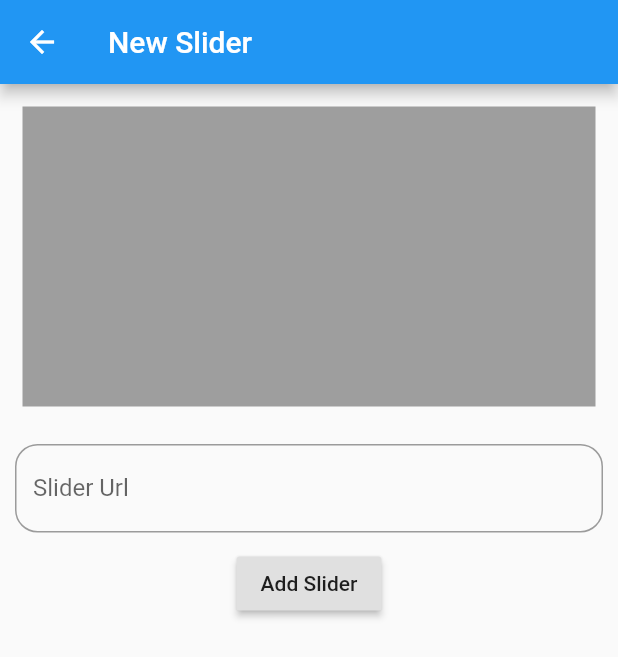
After one commit to shadysamara/wac2_firebase, a Flutter app: the AdminMainPage screen opened directly, after a tap on "ADD SLIDER", on a phone screen of 412 x 824 dp. The commit adds this screen. Shown: the top 657 px of the screen. Run offline on Flutter 3.47's test engine with Material 2 defaults, Android fonts, the light colour scheme and no system bars; our stand-ins replace badges, carousel_slider, cloud_firestore, firebase_auth, firebase_core, firebase_storage and 1 more; accounts and stored records are empty.

Commit message:
provider + firebase2

```diff
--- a/lib/firebase_excersice/admin/admin_main_page.dart
+++ b/lib/firebase_excersice/admin/admin_main_page.dart
@@ -1,6 +1,7 @@
 import 'package:flutter/material.dart';
 import 'package:wac2_firebase/firebase_excersice/admin/ui/add_category_page.dart';
 import 'package:wac2_firebase/firebase_excersice/admin/ui/add_product_page.dart';
+import 'package:wac2_firebase/firebase_excersice/admin/ui/add_slider_page.dart';
 import 'package:wac2_firebase/firebase_excersice/utilities/routers.dart';
 
 class AdminMainPage extends StatelessWidget {
@@ -15,16 +16,42 @@ class AdminMainPage extends StatelessWidget {
         mainAxisAlignment: MainAxisAlignment.center,
         crossAxisAlignment: CrossAxisAlignment.stretch,
         children: [
-          RaisedButton(
+          Container(
+            margin: EdgeInsets.symmetric(horizontal: 20, vertical: 10),
+            height: 60,
+            child: RaisedButton(
+                color: Colors.greenAccent,
+                shape: RoundedRectangleBorder(
+                    borderRadius: BorderRadius.circular(10)),
                 child: Text('ADD PRODUCT'),
                 onPressed: () {
                   AppRouter.router.pushToNewWidget(AddProductPage());
                 }),
-          RaisedButton(
+          ),
+          Container(
+            margin: EdgeInsets.symmetric(horizontal: 20, vertical: 10),
+            height: 60,
+            child: RaisedButton(
+                color: Colors.greenAccent,
+                shape: RoundedRectangleBorder(
+                    borderRadius: BorderRadius.circular(10)),
                 child: Text('ADD CATEGORY'),
                 onPressed: () {
                   AppRouter.router.pushToNewWidget(AddCategoryPage());
                 }),
+          ),
+          Container(
+            margin: EdgeInsets.symmetric(horizontal: 20, vertical: 10),
+            height: 60,
+            child: RaisedButton(
+                color: Colors.greenAccent,
+                shape: RoundedRectangleBorder(
+                    borderRadius: BorderRadius.circular(10)),
+                child: Text('ADD SLIDER'),
+                onPressed: () {
+                  AppRouter.router.pushToNewWidget(AddSliderPage());
+                }),
+          ),
         ],
       ),
     );
--- /dev/null
+++ b/lib/firebase_excersice/admin/ui/add_slider_page.dart
@@ -0,0 +1,56 @@
+import 'package:flutter/material.dart';
+import 'package:provider/provider.dart';
+import 'package:wac2_firebase/firebase_excersice/admin/admin_provider.dart';
+import 'package:wac2_firebase/firebase_excersice/ui/widgets/custom_textfield.dart';
+
+class AddSliderPage extends StatelessWidget {
+  @override
+  Widget build(BuildContext context) {
+    // TODO: implement build
+    return Scaffold(
+      appBar: AppBar(
+        title: Text('New Slider'),
+      ),
+      body: Consumer<AdminProvider>(builder: (context, provider, widget) {
+        return Container(
+          child: SingleChildScrollView(
+            child: Column(
+              children: [
+                GestureDetector(
+                  onTap: () {
+                    provider.selectImage();
+                  },
+                  child: Container(
+                    margin: EdgeInsets.all(15),
+                    height: 200,
+                    width: double.infinity,
+                    child: provider.file == null
+                        ? Container(
+                            color: Colors.grey,
+                          )
+                        : Image.file(
+                            provider.file,
+                            fit: BoxFit.cover,
+                          ),
+                  ),
+                ),
+                CustomTextField(
+                  labelText: 'Slider Url',
+                  validationFunction: provider.nullValidation,
+                  controller: provider.sliderUrlController,
+                ),
+
+                // DropdownButton(items: items)
+                RaisedButton(
+                    child: Text('Add Slider'),
+                    onPressed: () {
+                      provider.addSlider();
+                    })
+              ],
+            ),
+          ),
+        );
+      }),
+    );
+  }
+}
--- a/lib/firebase_excersice/helpers/firestorage_helper.dart
+++ b/lib/firebase_excersice/helpers/firestorage_helper.dart
@@ -12,7 +12,7 @@ class FirestorageHelper {
     try {
       Reference reference = firebaseStorage.ref(directoryName == null
           ? 'users/imageName'
-          : '$directoryName/imageName');
+          : '$directoryName/$imageName');
 
       //2 uplad the image
       await reference.putFile(file);
--- a/lib/firebase_excersice/admin/product_model.dart
+++ b/lib/firebase_excersice/models/product_model.dart
@@ -40,7 +40,7 @@ class ProductModel {
       productDescription: map['productDescription'],
       price: map['price'],
       imageUrl: map['imageUrl'],
-      createdTime: map['createdTime'],
+      // createdTime: map['createdTime'],
     );
   }
 }
--- /dev/null
+++ b/lib/firebase_excersice/models/slider_models.dart
@@ -0,0 +1,26 @@
+import 'dart:convert';
+
+import 'package:flutter/material.dart';
+
+class SliderModel {
+  String imagePath;
+  String imageUrl;
+  SliderModel({
+    @required this.imagePath,
+    @required this.imageUrl,
+  });
+
+  Map<String, dynamic> toMap() {
+    return {
+      'imagePath': imagePath,
+      'sliderUrl': imageUrl,
+    };
+  }
+
+  factory SliderModel.fromMap(Map<String, dynamic> map) {
+    return SliderModel(
+      imagePath: map['imagePath'],
+      imageUrl: map['sliderUrl'],
+    );
+  }
+}
--- a/lib/firebase_excersice/providers/auth_provider.dart
+++ b/lib/firebase_excersice/providers/auth_provider.dart
@@ -2,10 +2,12 @@ import 'dart:io';
 
 import 'package:firebase_auth/firebase_auth.dart';
 import 'package:flutter/material.dart';
+import 'package:wac2_firebase/firebase_excersice/customer/ui/home_page.dart';
 import 'package:wac2_firebase/firebase_excersice/helpers/auth_helper.dart';
 import 'package:wac2_firebase/firebase_excersice/helpers/firestorage_helper.dart';
 import 'package:wac2_firebase/firebase_excersice/helpers/firestore_helper.dart';
 import 'package:wac2_firebase/firebase_excersice/models/user_model.dart';
+import 'package:wac2_firebase/firebase_excersice/ui/home_page.dart';
 import 'package:wac2_firebase/firebase_excersice/ui/login_page.dart';
 import 'package:wac2_firebase/firebase_excersice/ui/profile_page.dart';
 import 'package:wac2_firebase/firebase_excersice/utilities/routers.dart';
@@ -79,7 +81,7 @@ class AuthProvider extends ChangeNotifier {
     if (currentUser != null) {
       this.userModel =
           await FirestoreHelper.firestoreHelper.getUser(currentUser.uid);
-      AppRouter.router.pushReplacementToNewWidget(ProfilePage());
+      AppRouter.router.pushReplacementToNewWidget(HomeScreen());
     } else {
       AppRouter.router.pushReplacementToNewWidget(LoginScreen());
     }
--- a/lib/firebase_excersice/ui/splach_page.dart
+++ b/lib/firebase_excersice/ui/splach_page.dart
@@ -1,6 +1,7 @@
 import 'package:flutter/material.dart';
 import 'package:provider/provider.dart';
 import 'package:wac2_firebase/firebase_excersice/admin/admin_provider.dart';
+import 'package:wac2_firebase/firebase_excersice/customer/customer_provider.dart';
 import 'package:wac2_firebase/firebase_excersice/helpers/auth_helper.dart';
 import 'package:wac2_firebase/firebase_excersice/helpers/firebase_helper.dart';
 import 'package:wac2_firebase/firebase_excersice/helpers/firestore_helper.dart';
@@ -9,7 +10,8 @@ import 'package:wac2_firebase/firebase_excersice/providers/auth_provider.dart';
 class SplachScreen extends StatelessWidget {
   @override
   Widget build(BuildContext context) {
-    Provider.of<AdminProvider>(context, listen: false).getCategories();
+    Provider.of<CustomerProvider>(context, listen: false).getCategories();
+    Provider.of<CustomerProvider>(context, listen: false).getSliders();
     Future.delayed(Duration.zero).then((value) =>
         Provider.of<AuthProvider>(context, listen: false).getCurrentUser());
     // TODO: implement build
--- a/lib/main.dart
+++ b/lib/main.dart
@@ -2,6 +2,7 @@ import 'package:firebase_core/firebase_core.dart';
 import 'package:flutter/material.dart';
 import 'package:provider/provider.dart';
 import 'package:wac2_firebase/firebase_excersice/admin/admin_provider.dart';
+import 'package:wac2_firebase/firebase_excersice/customer/customer_provider.dart';
 import 'package:wac2_firebase/firebase_excersice/providers/auth_provider.dart';
 import 'package:wac2_firebase/firebase_excersice/ui/splach_page.dart';
 import 'package:wac2_firebase/firebase_excersice/utilities/routers.dart';
@@ -23,6 +24,11 @@ class MateriapAppIntializing extends StatelessWidget {
         ChangeNotifierProvider<AuthProvider>(
           create: (context) {
             return AuthProvider();
+          },
+        ),
+        ChangeNotifierProvider<CustomerProvider>(
+          create: (context) {
+            return CustomerProvider();
           },
         ),
         ChangeNotifierProvider<AdminProvider>(
--- a/pubspec.yaml
+++ b/pubspec.yaml
@@ -29,6 +29,8 @@ dependencies:
   image_picker: ^0.8.1+3
   firebase_storage: "^9.0.0"
   provider: ^5.0.0
+  carousel_slider: ^4.0.0
+  badges: ^2.0.1
 
   # The following adds the Cupertino Icons font to your application.
   # Use with the CupertinoIcons class for iOS style icons.
```
Also changed, not shown: lib/firebase_excersice/admin/admin_firestore_helper.dart (+9 -24 lines), lib/firebase_excersice/admin/admin_provider.dart (+9 -14 lines), lib/firebase_excersice/admin/ui/add_product_page.dart (+5 -2 lines), lib/firebase_excersice/customer/customer_firebase_helper.dart (added, +57 -0 lines), lib/firebase_excersice/customer/customer_provider.dart (added, +45 -0 lines), lib/firebase_excersice/customer/ui/cart_page.dart (added, +47 -0 lines), lib/firebase_excersice/customer/ui/home_page.dart (added, +230 -0 lines), lib/firebase_excersice/models/category_model.dart (renamed from lib/firebase_excersice/admin/category_model.dart), pubspec.lock. Lines whose indentation alone changed are shown as unchanged.
